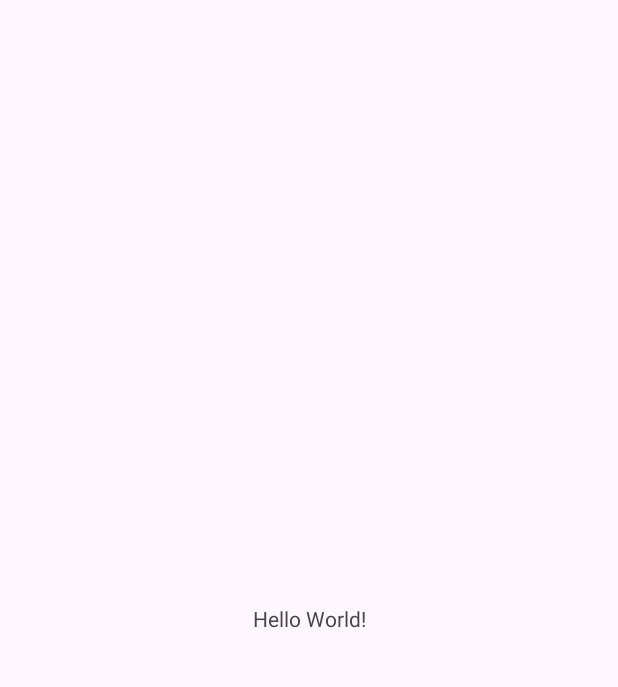
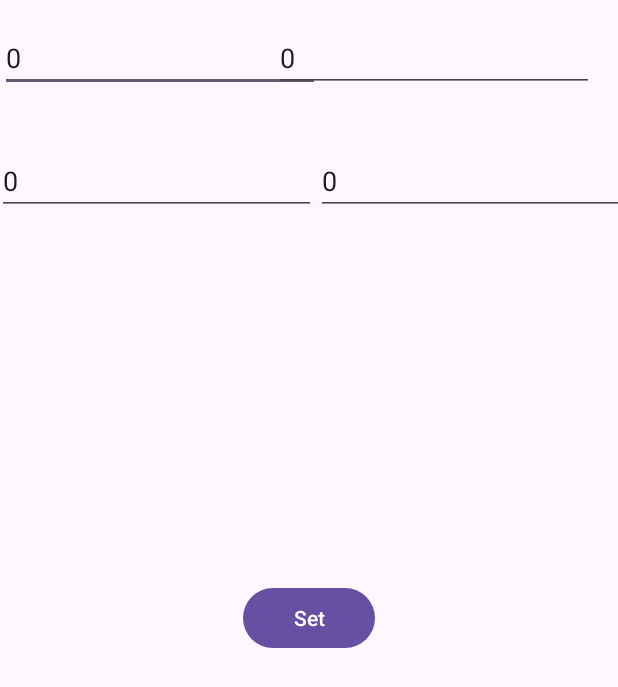
Before and after one commit to mihaela27099/practic, an Android app: the screen it shows after launch (MainActivity), on a phone screen of 412 x 824 dp. Before the commit the part shown is almost empty. Shown: the top 687 px of the screen. Run offline under Robolectric (Android 15) with nearby library versions, the phone set to English and light mode, and no system bars.

Commit message:
Inital commit

```diff
--- a/app/src/main/AndroidManifest.xml
+++ b/app/src/main/AndroidManifest.xml
@@ -13,6 +13,9 @@
         android:theme="@style/Theme.Da1"
         tools:targetApi="31">
         <activity
+            android:name=".PracticalTestVar07SecondaryActivity"
+            android:exported="false" />
+        <activity
             android:name=".MainActivity"
             android:exported="true">
             <intent-filter>
--- a/app/src/main/java/com/example/da1/MainActivity.java
+++ b/app/src/main/java/com/example/da1/MainActivity.java
@@ -1,24 +1,139 @@
 package com.example.da1;
 
+import android.content.BroadcastReceiver;
+import android.content.Context;
+import android.content.Intent;
+import android.content.IntentFilter;
+import android.os.Build;
 import android.os.Bundle;
+import android.util.Log;
+import android.widget.Button;
+import android.widget.EditText;
+import android.widget.Toast;
 
-import androidx.activity.EdgeToEdge;
+import androidx.activity.result.ActivityResultLauncher;
+import androidx.activity.result.contract.ActivityResultContracts;
+import androidx.annotation.NonNull;
 import androidx.appcompat.app.AppCompatActivity;
-import androidx.core.graphics.Insets;
-import androidx.core.view.ViewCompat;
-import androidx.core.view.WindowInsetsCompat;
+
+import java.util.Objects;
 
 public class MainActivity extends AppCompatActivity {
 
-    @Override
+    Button set;
+    EditText nr1, nr2, nr3, nr4;
+    private ActivityResultLauncher<Intent> activityResultLauncher;
+    private final IntentFilter intentFilter = new IntentFilter();
+
+   // private final MessageBroadcastReceiver messageBroadcastReceiver = new MessageBroadcastReceiver();
+//    private static class MessageBroadcastReceiver extends BroadcastReceiver {
+//        @Override
+//        public void onReceive(Context context, Intent intent) {
+//            Log.d(Constants.BROADCAST_RECEIVER_TAG, Objects.requireNonNull(intent.getStringExtra(Constants.BROADCAST_RECEIVER_EXTRA)));
+//        }
+//    }
+
+//    int leftNumber = 0;
+//    int rightNumber = 0;
+ @Override
     protected void onCreate(Bundle savedInstanceState) {
         super.onCreate(savedInstanceState);
-        EdgeToEdge.enable(this);
         setContentView(R.layout.activity_main);
-        ViewCompat.setOnApplyWindowInsetsListener(findViewById(R.id.main), (v, insets) -> {
-            Insets systemBars = insets.getInsets(WindowInsetsCompat.Type.systemBars());
-            v.setPadding(systemBars.left, systemBars.top, systemBars.right, systemBars.bottom);
-            return insets;
+
+        set = findViewById(R.id.set);
+        nr1 = findViewById(R.id.nr1);
+        nr2 = findViewById(R.id.nr2);
+        nr3 = findViewById(R.id.nr3);
+        nr4 = findViewById(R.id.nr4);
+
+        nr1.setText("0");
+        nr2.setText("0");
+        nr3.setText("0");
+        nr4.setText("0");
+
+        set.setOnClickListener(v -> {
+            int sum = Integer.parseInt(nr1.getText().toString()) + Integer.parseInt(nr2.getText().toString());
+            int product = Integer.parseInt(nr3.getText().toString()) * Integer.parseInt(nr4.getText().toString());
+            Intent intent = new Intent(this, PracticalTestVar07SecondaryActivity.class);
+            intent.putExtra(Constants.SUM, sum);
+            intent.putExtra(Constants.PRODUCT, product);
+            startActivity(intent);
         });
-    }
-}
+
+        activityResultLauncher = registerForActivityResult(new ActivityResultContracts.StartActivityForResult(), result -> {
+            if (result.getResultCode() == RESULT_OK) {
+                if (result.getData() == null) {
+                    return;
+                }
+                int sum = Objects.requireNonNull(result.getData().getExtras()).getInt(Constants.SUM);
+                Toast.makeText(this, "The activity returned with OK  " + sum, Toast.LENGTH_LONG).show();
+            } else {
+                if (result.getData() == null) {
+                    return;
+                }
+                int prod = Objects.requireNonNull(result.getData().getExtras()).getInt(Constants.PRODUCT);
+                Toast.makeText(this, "The activity returned with CANCEL " +prod , Toast.LENGTH_LONG).show();
+            }
+        });
+
+    }}
+
+//    private void startServiceIfConditionIsMet(int leftNumber, int rightNumber) {
+//        if (leftNumber + rightNumber > Constants.NUMBER_OF_CLICKS_THRESHOLD) {
+//            Intent intent = new Intent(getApplicationContext(), PracticalTest01Service.class);
+//            intent.putExtra(Constants.nr1, leftNumber);
+//            intent.putExtra(Constants.nr2, rightNumber);
+//            getApplicationContext().startService(intent);
+//        }
+//    }
+
+//    @Override
+//    protected void onResume() {
+//        super.onResume();
+//
+//        if (Build.VERSION.SDK_INT >= Build.VERSION_CODES.TIRAMISU) {
+//            registerReceiver(messageBroadcastReceiver, intentFilter, Context.RECEIVER_EXPORTED);
+//        } else {
+//            registerReceiver(messageBroadcastReceiver, intentFilter);
+//        }
+//    }
+
+  //  @Override
+//    protected void onPause() {
+//        unregisterReceiver(messageBroadcastReceiver);
+//        super.onPause();
+//    }
+//
+//
+//    @Override
+//    protected void onDestroy() {
+//        Intent intent = new Intent(this, PracticalTest01Service.class);
+//        stopService(intent);
+//
+//        super.onDestroy();
+//    }
+//
+//    @Override
+//    protected void onSaveInstanceState(@NonNull Bundle outState) {
+//        super.onSaveInstanceState(outState);
+//        outState.putString(Constants.INPUT1, input1.getText().toString());
+//        outState.putString(Constants.INPUT2, input2.getText().toString());
+//    }
+//
+//    @Override
+//    protected void onRestoreInstanceState(@NonNull Bundle savedInstanceState) {
+//        super.onRestoreInstanceState(savedInstanceState);
+//
+//        if (savedInstanceState.containsKey(Constants.INPUT1)) {
+//            input1.setText(savedInstanceState.getString(Constants.INPUT1));
+//        } else {
+//            input1.setText("0");
+//        }
+//
+//        if (savedInstanceState.containsKey(Constants.INPUT2)) {
+//            input2.setText(savedInstanceState.getString(Constants.INPUT2));
+//        } else {
+//            input2.setText("0");
+//        }
+//    }
+//}
--- a/app/src/main/res/layout/activity_main.xml
+++ b/app/src/main/res/layout/activity_main.xml
@@ -7,13 +7,60 @@
     android:layout_height="match_parent"
     tools:context=".MainActivity">
 
-    <TextView
+    <Button
+        android:id="@+id/set"
         android:layout_width="wrap_content"
         android:layout_height="wrap_content"
-        android:text="Hello World!"
+        android:text="Set"
         app:layout_constraintBottom_toBottomOf="parent"
         app:layout_constraintEnd_toEndOf="parent"
         app:layout_constraintStart_toStartOf="parent"
         app:layout_constraintTop_toTopOf="parent" />
 
+    <EditText
+        android:id="@+id/nr1"
+        android:layout_width="wrap_content"
+        android:layout_height="wrap_content"
+        android:ems="10"
+        android:inputType="text"
+        android:text="nr1"
+        app:layout_constraintBaseline_toBaselineOf="@+id/nr2"
+        app:layout_constraintStart_toStartOf="parent" />
+
+    <EditText
+        android:id="@+id/nr2"
+        android:layout_width="wrap_content"
+        android:layout_height="wrap_content"
+        android:layout_marginTop="16dp"
+        android:layout_marginEnd="16dp"
+        android:ems="10"
+        android:inputType="text"
+        android:text="nr2"
+        app:layout_constraintEnd_toEndOf="parent"
+        app:layout_constraintTop_toTopOf="parent" />
+
+    <EditText
+        android:id="@+id/nr3"
+        android:layout_width="wrap_content"
+        android:layout_height="wrap_content"
+        android:layout_marginStart="9dp"
+        android:ems="10"
+        android:inputType="text"
+        android:text="nr3"
+        app:layout_constraintBaseline_toBaselineOf="@+id/nr4"
+        app:layout_constraintEnd_toStartOf="@+id/nr4"
+        app:layout_constraintHorizontal_chainStyle="packed"
+        app:layout_constraintStart_toStartOf="parent" />
+
+    <EditText
+        android:id="@+id/nr4"
+        android:layout_width="wrap_content"
+        android:layout_height="wrap_content"
+        android:layout_marginTop="98dp"
+        android:ems="10"
+        android:inputType="text"
+        android:text="nr4"
+        app:layout_constraintEnd_toEndOf="parent"
+        app:layout_constraintStart_toEndOf="@+id/nr3"
+        app:layout_constraintTop_toTopOf="parent" />
 </androidx.constraintlayout.widget.ConstraintLayout>
```
Also changed, not shown: app/src/main/java/com/example/da1/Constants.java (added, +8 -0 lines), app/src/main/java/com/example/da1/PracticalTestVar07SecondaryActivity.java (added, +46 -0 lines), app/src/main/res/layout/activity_practical_test_var07_secondary.xml (added, +73 -0 lines).
